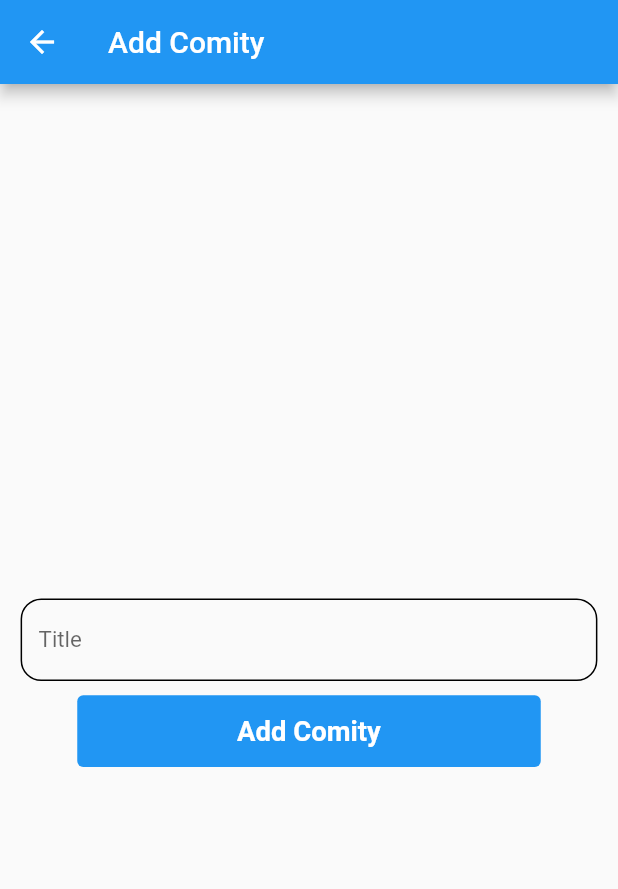
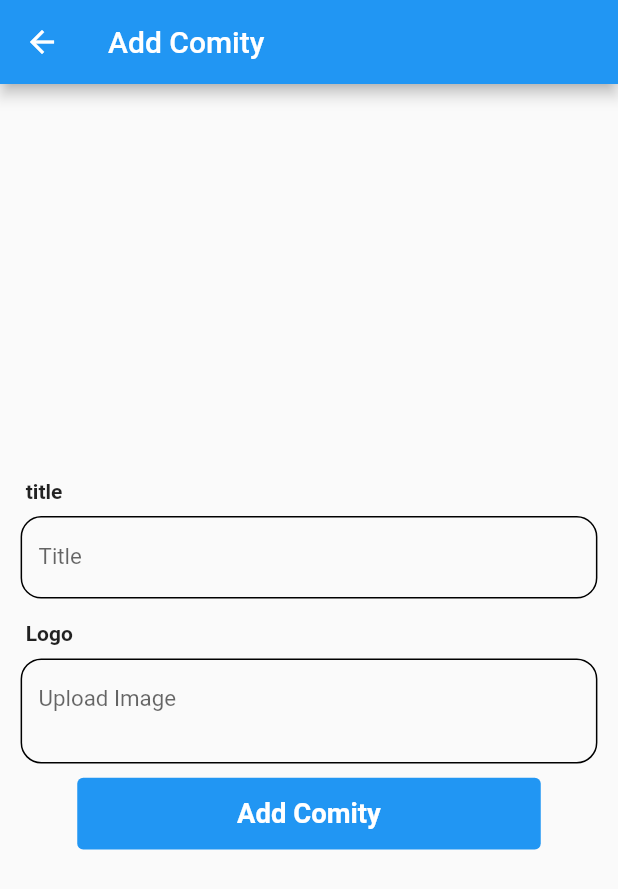
Before and after one commit to Abhishek84017/E_contact, a Flutter app: the AddComity screen opened directly, on a phone screen of 412 x 824 dp. Shown: the top 889 px of the screen. Run offline on Flutter 3.47's test engine with Material 2 defaults, Android fonts, the phone set to English and light mode, and no system bars; our stand-ins replace cached_network_image, flutter_icons, flutter_screenutil, fluttertoast, image_picker, shared_preferences; accounts and stored records are empty.

Commit message:
21 march

```diff
--- a/lib/screens/addcomity.dart
+++ b/lib/screens/addcomity.dart
@@ -1,7 +1,9 @@
+import 'dart:convert';
 import 'dart:io';
 
 import 'package:flutter/material.dart';
 import 'package:flutter_screenutil/flutter_screenutil.dart';
+import 'package:image_picker/image_picker.dart';
 import 'package:widget_of_the_week/pages/widgets/circular.dart';
 import 'package:widget_of_the_week/pages/widgets/singinbutton.dart';
 import 'package:widget_of_the_week/pages/widgets/text_field.dart';
@@ -16,23 +18,38 @@ class AddComity extends StatefulWidget {
 }
 
 class _AddComityState extends State<AddComity> {
+  final ImagePicker _picker = ImagePicker();
+  File imageFile;
   bool _isLoading = true;
+
   final TextEditingController _title = TextEditingController();
+  final TextEditingController _image = TextEditingController();
+
+
+
+  Future _getImage() async {
+    final XFile image = await _picker.pickImage(source: ImageSource.gallery);
+    if (image != null) {
+      setState(() {
+        imageFile = File(image.path);
+      });
+    }
+  }
 
   Future _addComity() async {
-    var data = <String, dynamic>{
+    var data = <String, String>{
       "title": _title.text,
-      "logo": "assets/admin/images/20220316104648.png",
-      "inserted_ip": "49.36.95.131"
     };
-    final reponse = await http.post(
-        Uri.https('econtact.votersmanagement.com', 'api/add-committee'),
-        body: data);
-     print(reponse.statusCode);
-     print(reponse.request);
+    final request = http.MultipartRequest('POST', Uri.https('econtact.votersmanagement.com', 'api/add-committee'));
+    request.fields.addAll(data);
+    request.files.add(await http.MultipartFile.fromPath("logo", imageFile.path));
+    final streamResponse  = await request.send();
     try {
-      if (reponse.statusCode == 200) {
-        Fluttertoast.showToast(msg: 'Comity Added');
+      if (streamResponse.statusCode == 200) {
+        final jsonData = jsonDecode(await streamResponse.stream.bytesToString());
+        Fluttertoast.showToast(msg: jsonData['message']);
+        _title.clear();
+        imageFile.path == null;
         setState(() {
           _isLoading = true;
         });
@@ -40,13 +57,14 @@ class _AddComityState extends State<AddComity> {
     } on SocketException catch (_) {
       Fluttertoast.showToast(msg: 'Internet Not Connected');
     } catch (_) {
-      Fluttertoast.showToast(msg: 'Something went wrong');
+      Fluttertoast.showToast(msg: 'something went wrong');
     }
   }
 
+
   @override
   Widget build(BuildContext context) {
-    //s_isLoading = true;
+
     return Scaffold(
       appBar: AppBar(
         title: const Text('Add Comity'),
@@ -55,21 +73,41 @@ class _AddComityState extends State<AddComity> {
         mainAxisAlignment: MainAxisAlignment.center,
         children: [
           InputField(
+            text: 'title',
             controller: _title,
             inputDecoration: const InputDecoration(hintText: 'Title'),
           ),
-          _isLoading
-              ? SignInButton(
+          InputField(
+            readonly: true,
+            maxLines: 2,
+            onTap: _getImage,
+            text: 'Logo',
+            controller: _image,
+            inputDecoration: InputDecoration(
+                hintText: imageFile == null
+                    ? 'Upload Image'
+                    : imageFile.path.split("/").last),
+          ),
+         _isLoading ? SignInButton(
             text: 'Add Comity',
             width: 0.75.sw,
-                  callback: () {
+            callback: (){
+              if(_title.text.isEmpty)
+                {
+                  Fluttertoast.showToast(msg: 'Titel Required');
+                  return;
+                }
+              if(imageFile == null)
+                {
+                  Fluttertoast.showToast(msg: 'Logo Required');
+                  return;
+                }
               setState(() {
                 _isLoading = false;
               });
               _addComity();
             },
-                )
-              : const CircularIndicator(),
+          ) : const CircularIndicator()
         ],
       ),
     );
```
Also changed, not shown: lib/screens/addcomitymembersdetails.dart (+6 -4 lines). Lines whose indentation alone changed are shown as unchanged.
